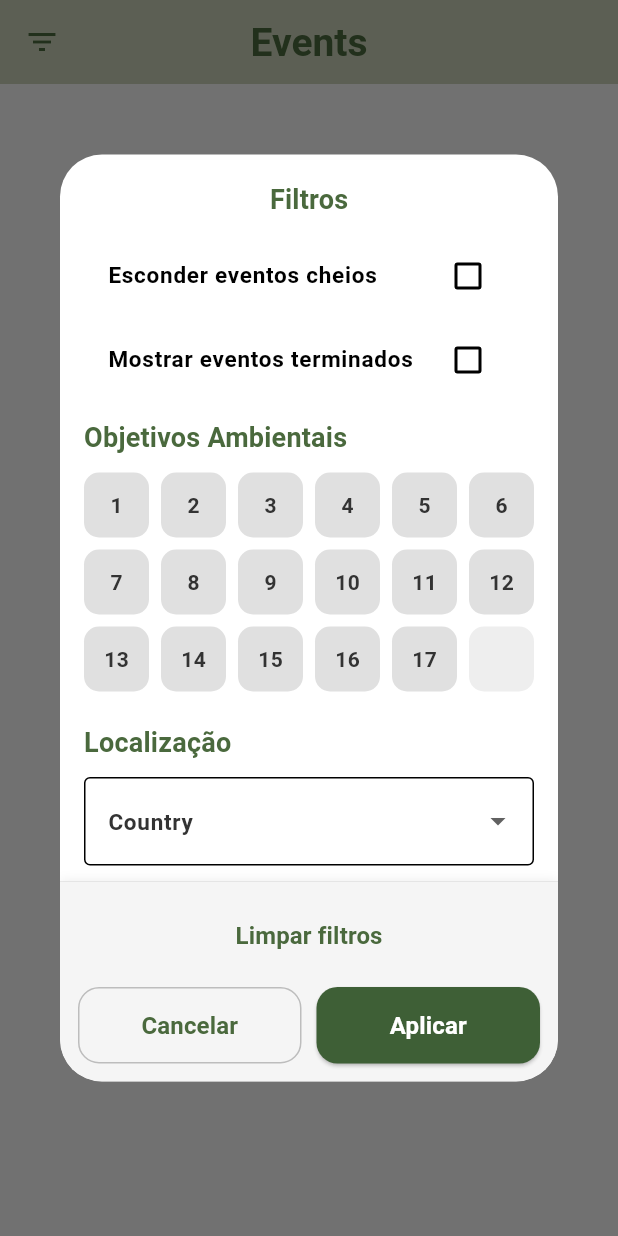
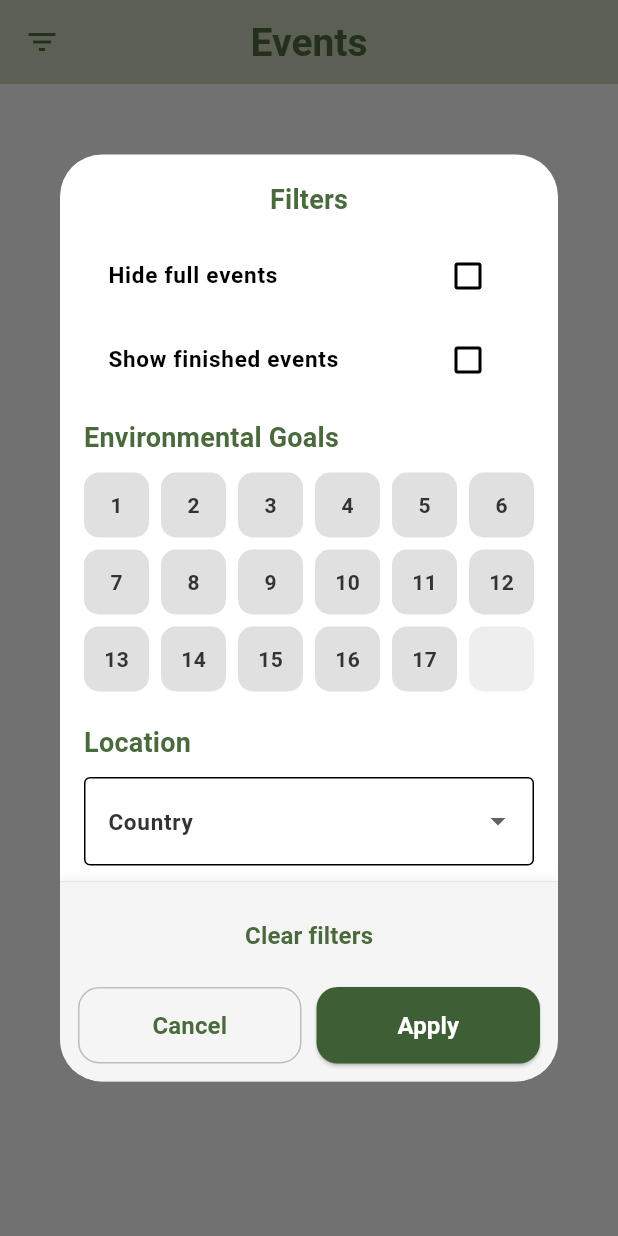
Before and after one commit to edus4506/RippleUp, a Flutter app: the EventsPage screen opened directly, after a tap on the "filter list" icon, on a phone screen of 412 x 824 dp. Run offline on Flutter 3.47's test engine with Material 3 defaults, Android fonts, the phone set to English and light mode, and no system bars; our stand-ins replace cloud_firestore, firebase_auth, firebase_core, image_picker, supabase_flutter; accounts and stored records are empty; network calls fail.

Commit message:
fix: language inconsistencies

```diff
--- a/lib/data/repositories/event_repository.dart
+++ b/lib/data/repositories/event_repository.dart
@@ -7,7 +7,7 @@ class EventRepository {
   Future<void> createEvent(Event event) async {
     final eventRef = _db.collection('events').doc();
     final participationRef =
-    _db.collection('participations').doc('${eventRef.id}_${event.idCreator}');
+        _db.collection('participations').doc('${eventRef.id}_${event.idCreator}');
 
     final batch = _db.batch();
 
@@ -27,9 +27,9 @@ class EventRepository {
   Stream<List<Event>> listenToEvents() {
     return _db.collection('events').snapshots().map(
           (snapshot) => snapshot.docs
-          .map((doc) => Event.fromMap(doc.data(), doc.id))
-          .toList(),
-    );
+              .map((doc) => Event.fromMap(doc.data(), doc.id))
+              .toList(),
+        );
   }
 
   Future<void> joinEvent({
@@ -38,18 +38,18 @@ class EventRepository {
   }) async {
     final eventRef = _db.collection('events').doc(eventId);
     final participationRef =
-    _db.collection('participations').doc('${eventId}_$userId');
+        _db.collection('participations').doc('${eventId}_$userId');
 
     await _db.runTransaction((transaction) async {
       final eventSnap = await transaction.get(eventRef);
       final participationSnap = await transaction.get(participationRef);
 
       if (!eventSnap.exists) {
-        throw Exception('Evento não encontrado');
+        throw Exception('Event not found');
       }
 
       if (participationSnap.exists) {
-        throw Exception('Já participas neste evento');
+        throw Exception('You are already participating in this event');
       }
 
       final data = eventSnap.data()!;
@@ -57,7 +57,7 @@ class EventRepository {
       final maxUsers = data['maxUsers'] ?? 0;
 
       if (currentUsers >= maxUsers) {
-        throw Exception('Evento cheio');
+        throw Exception('Event is full');
       }
 
       transaction.set(participationRef, {
@@ -95,11 +95,11 @@ class EventRepository {
       final participationSnap = await transaction.get(participationRef);
 
       if (!eventSnap.exists) {
-        throw Exception('Evento não encontrado');
+        throw Exception('Event not found');
       }
 
       if (!participationSnap.exists) {
-        throw Exception('Não participas neste evento');
+        throw Exception('You are not participating in this event');
       }
 
       final data = eventSnap.data()!;
--- a/lib/viewModels/profile_viewModel.dart
+++ b/lib/viewModels/profile_viewModel.dart
@@ -25,7 +25,7 @@ class ProfileViewModel extends ChangeNotifier {
       user = await _userRepository.getUser(firebaseUser.uid);
 
     } catch (e) {
-      print("Erro ProfileVM: $e");
+      print("ProfileVM error: $e");
     } finally {
       isLoading = false;
       notifyListeners();
@@ -77,7 +77,7 @@ class ProfileViewModel extends ChangeNotifier {
       );
 
     } catch (e) {
-      print("Erro ProfileVM: $e");
+      print("ProfileVM error: $e");
     } finally {
       isLoading = false;
       notifyListeners();
--- a/lib/views/dialogs/event_filter_dialog.dart
+++ b/lib/views/dialogs/event_filter_dialog.dart
@@ -89,12 +89,12 @@ class _EventFilterDialogState extends State<EventFilterDialog> {
                   padding: const EdgeInsets.all(16),
                   child: Column(
                     children: [
-                      Text('Filtros', style: theme.textTheme.titleMedium),
+                      Text('Filters', style: theme.textTheme.titleMedium),
 
                       const SizedBox(height: 10),
 
                       CheckboxListTile(
-                        title: const Text('Esconder eventos cheios'),
+                        title: const Text('Hide full events'),
                         value: hideFull,
                         onChanged: (value) {
                           setState(() {
@@ -104,7 +104,7 @@ class _EventFilterDialogState extends State<EventFilterDialog> {
                       ),
 
                       CheckboxListTile(
-                        title: const Text('Mostrar eventos terminados'),
+                        title: const Text('Show finished events'),
                         value: showDone,
                         onChanged: (value) {
                           setState(() {
@@ -118,7 +118,7 @@ class _EventFilterDialogState extends State<EventFilterDialog> {
                       Align(
                         alignment: Alignment.centerLeft,
                         child: Text(
-                          'Objetivos Ambientais',
+                          'Environmental Goals',
                           style: theme.textTheme.titleMedium,
                         ),
                       ),
@@ -184,7 +184,7 @@ class _EventFilterDialogState extends State<EventFilterDialog> {
                       Align(
                         alignment: Alignment.centerLeft,
                         child: Text(
-                          'Localização',
+                          'Location',
                           style: theme.textTheme.titleMedium,
                         ),
                       ),
@@ -256,7 +256,7 @@ class _EventFilterDialogState extends State<EventFilterDialog> {
                       Align(
                         alignment: Alignment.centerLeft,
                         child: Text(
-                          'Capacidade do Evento',
+                          'Event Capacity',
                           style: theme.textTheme.titleMedium,
                         ),
                       ),
@@ -289,7 +289,7 @@ class _EventFilterDialogState extends State<EventFilterDialog> {
                       Align(
                         alignment: Alignment.centerLeft,
                         child: Text(
-                          'Participantes Atuais',
+                          'Current Participants',
                           style: theme.textTheme.titleMedium,
                         ),
                       ),
@@ -366,7 +366,7 @@ class _EventFilterDialogState extends State<EventFilterDialog> {
                             selectedCity = null;
                           });
                         },
-                        child: const Text('Limpar filtros'),
+                        child: const Text('Clear filters'),
                       ),
                     ),
 
@@ -385,7 +385,7 @@ class _EventFilterDialogState extends State<EventFilterDialog> {
                                   const EdgeInsets.symmetric(vertical: 14),
                             ),
                             onPressed: () => Navigator.pop(context),
-                            child: const Text('Cancelar'),
+                            child: const Text('Cancel'),
                           ),
                         ),
                         const SizedBox(width: 10),
@@ -424,7 +424,7 @@ class _EventFilterDialogState extends State<EventFilterDialog> {
 
                               Navigator.pop(context);
                             },
-                            child: const Text('Aplicar'),
+                            child: const Text('Apply'),
                           ),
                         ),
                       ],
--- a/lib/views/pages/create_event_page.dart
+++ b/lib/views/pages/create_event_page.dart
@@ -146,7 +146,7 @@ class _CreateEventPageState extends State<CreateEventPage> {
     if (!mounted) return;
 
     ScaffoldMessenger.of(context).showSnackBar(
-      const SnackBar(content: Text('Evento criado com sucesso!')),
+      const SnackBar(content: Text('Event created successfully!')),
     );
 
     Navigator.pop(context);
@@ -214,7 +214,7 @@ class _CreateEventPageState extends State<CreateEventPage> {
             Align(
               alignment: Alignment.centerLeft,
               child: Text(
-                'Capacidade do Evento',
+                'Event Capacity',
                 style: theme.textTheme.titleMedium,
               ),
             ),
@@ -317,7 +317,7 @@ class _CreateEventPageState extends State<CreateEventPage> {
             Align(
               alignment: Alignment.centerLeft,
               child: Text(
-                'Objetivos Ambientais',
+                'Environmental Goals',
                 style: theme.textTheme.titleMedium,
               ),
             ),
--- a/lib/views/pages/events_page.dart
+++ b/lib/views/pages/events_page.dart
@@ -43,13 +43,13 @@ class EventsPage extends StatelessWidget {
           }
 
           if (snapshot.hasError) {
-            return Center(child: Text('Erro: ${snapshot.error}'));
+            return Center(child: Text('Error: ${snapshot.error}'));
           }
 
           final events = snapshot.data ?? [];
 
           if (events.isEmpty) {
-            return const Center(child: Text('Nenhum evento encontrado.'));
+            return const Center(child: Text('No events found.'));
           }
 
           return ListView.builder(
--- a/lib/views/pages/login_page.dart
+++ b/lib/views/pages/login_page.dart
@@ -99,7 +99,7 @@ class _LoginPageState extends State<LoginPage> {
                             color: Colors.white,
                           ),
                         )
-                      : const Text('ENTRAR'),
+                      : const Text('LOGIN'),
                 ),
               ),
 
@@ -109,7 +109,7 @@ class _LoginPageState extends State<LoginPage> {
                 onPressed: () {
                   Navigator.pushNamed(context, AppRoutes.register);
                 },
-                child: const Text('Não tem conta? Registe-se'),
+                child: const Text("Don't have an account? Sign up"),
               ),
             ],
           ),
--- a/lib/views/widgets/bottom_nav.dart
+++ b/lib/views/widgets/bottom_nav.dart
@@ -41,7 +41,7 @@ class AppBottomNav extends StatelessWidget {
             onPressed: () => onTap(0),
           ),
 
-          // BOTÃO +
+          // BOTTON +
           Material(
             color: Colors.transparent,
             child: InkWell(
--- a/lib/views/widgets/profile_tabs/current_events_widget.dart
+++ b/lib/views/widgets/profile_tabs/current_events_widget.dart
@@ -5,6 +5,6 @@ class CurrentEventsWidget extends StatelessWidget {
 
   @override
   Widget build(BuildContext context) {
-    return const SizedBox(); // por implementar
+    return const SizedBox(); // to implement
   }
 }
--- a/lib/views/widgets/profile_tabs/favorite_events_widget.dart
+++ b/lib/views/widgets/profile_tabs/favorite_events_widget.dart
@@ -23,7 +23,7 @@ class FavoriteEventsWidget extends StatelessWidget {
 
     if (userId == null) {
       return const Center(
-        child: Text('Tens de estar autenticado para ver os favoritos.'),
+        child: Text('You must be logged in to view favorites.'),
       );
     }
 
@@ -44,7 +44,7 @@ class FavoriteEventsWidget extends StatelessWidget {
 
         if (events.isEmpty) {
           return const Center(
-            child: Text('Nenhum evento favorito.'),
+            child: Text('No favorite events.'),
           );
         }
 
--- a/lib/views/widgets/profile_tabs/history_events_widget.dart
+++ b/lib/views/widgets/profile_tabs/history_events_widget.dart
@@ -5,6 +5,6 @@ class HistoryEventsWidget extends StatelessWidget {
 
   @override
   Widget build(BuildContext context) {
-    return const SizedBox(); // por implementar
+    return const SizedBox(); // to implement
   }
 }
```
Also changed, not shown: lib/viewModels/authViewModel/auth_viewModel.dart (+7 -7 lines), lib/views/dialogs/event_details_dialog.dart (+16 -16 lines), lib/views/pages/profile_page.dart (+6 -6 lines), lib/views/pages/register_page.dart (+6 -6 lines).
